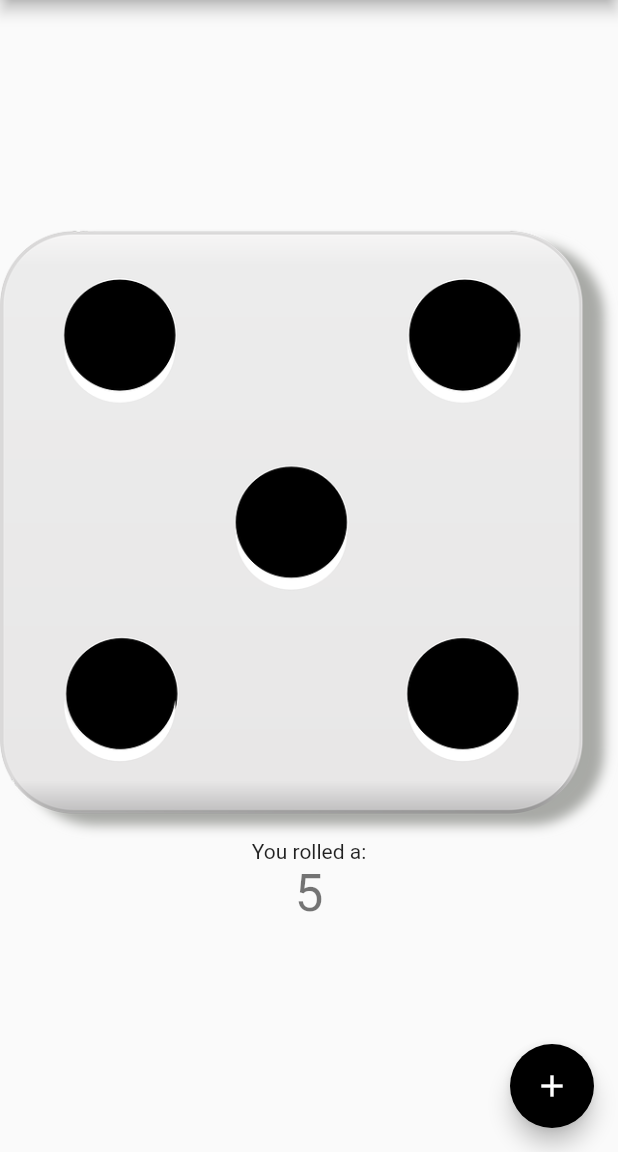
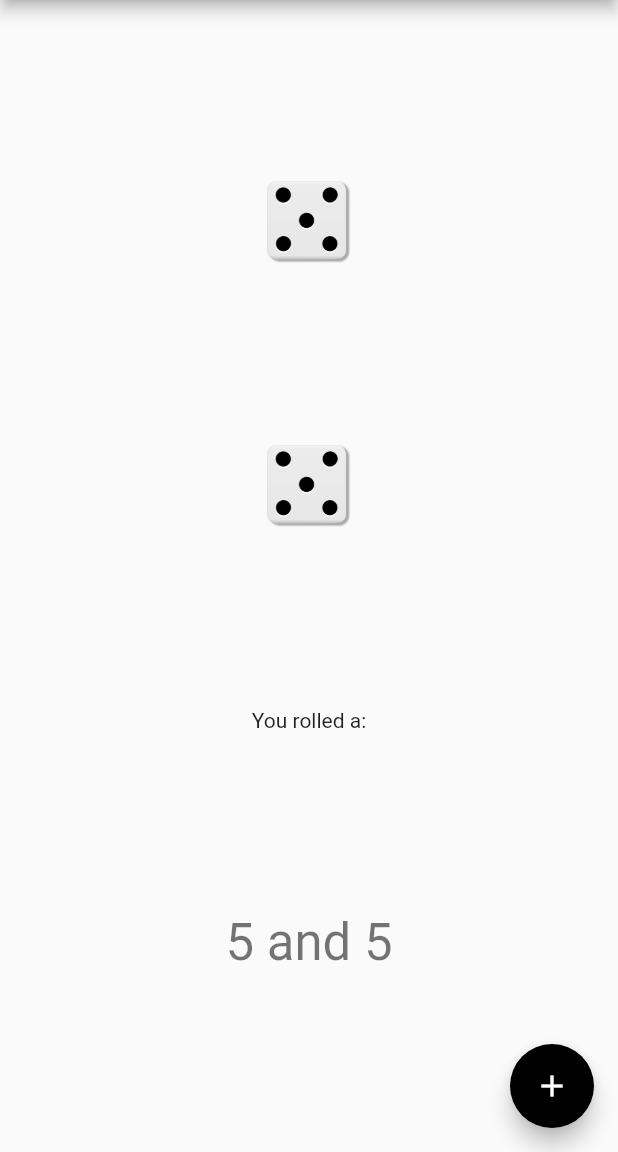
Before and after one commit to sju-senior-projects-2019/rbmc, a Flutter app: the MyHomePage screen opened directly, on a phone screen of 412 x 824 dp, the part 84-1236 px from its top. Run offline on Flutter 3.47's test engine with Material 2 defaults, Android fonts, the light colour scheme and no system bars.

Commit message:
*successfully implemented images for dice*

```diff
--- a/lib/diceRoll.dart
+++ b/lib/diceRoll.dart
@@ -46,6 +46,7 @@ class MyHomePage extends StatefulWidget {
 }
 
 class _MyHomePageState extends State<MyHomePage> {
+
   int diceValue = 0;
   int diceValue2 = 0;
   int max = 6;
@@ -57,12 +58,59 @@ class _MyHomePageState extends State<MyHomePage> {
     setState(() {
       Random rand = new Random();
       diceValue = rand.nextInt(max - min + 1) + min;
+
+      Random rand2 = new Random();
+      diceValue2 = rand2.nextInt(max - min + 1) + min;
     });
     return diceValue;
   }
 
+
   String retDice() {
     switch (getValue()) {
+      case 1:
+        {
+          return 'asset/dice1.png';
+        }
+        break;
+
+      case 2:
+        {
+          return 'asset/dice2.png';
+        }
+        break;
+
+      case 3:
+        {
+          return 'asset/dice3.png';
+        }
+        break;
+
+      case 4:
+        {
+          return 'asset/dice4.png';
+        }
+        break;
+
+      case 5:
+        {
+          return 'asset/dice5.png';
+        }
+        break;
+
+      case 6:
+        {
+          return 'asset/dice6.png';
+        }
+        break;
+
+      default: return 'asset/dice1.png';
+      break;
+    }
+  }
+
+  String retDice2() {
+    switch (diceValue2) {
       case 1:
         {
           return 'asset/dice1.png';
@@ -139,14 +187,15 @@ class _MyHomePageState extends State<MyHomePage> {
           // center the children vertically; the main axis here is the vertical
           // axis because Columns are vertical (the cross axis would be
           // horizontal).
-          mainAxisAlignment: MainAxisAlignment.center,
+          mainAxisAlignment: MainAxisAlignment.spaceEvenly,
           children: <Widget>[
-            Image.asset(retDice()),
+            Image.asset(retDice(), width: 56.0, height: 56.0),
+            Image.asset(retDice2(), width: 56.0, height: 56.0),
             Text(
               'You rolled a:',
             ),
             Text(
-              '$diceValue',
+              '$diceValue and $diceValue2',
               style: Theme.of(context).textTheme.display1,
             ),
           ],
```
